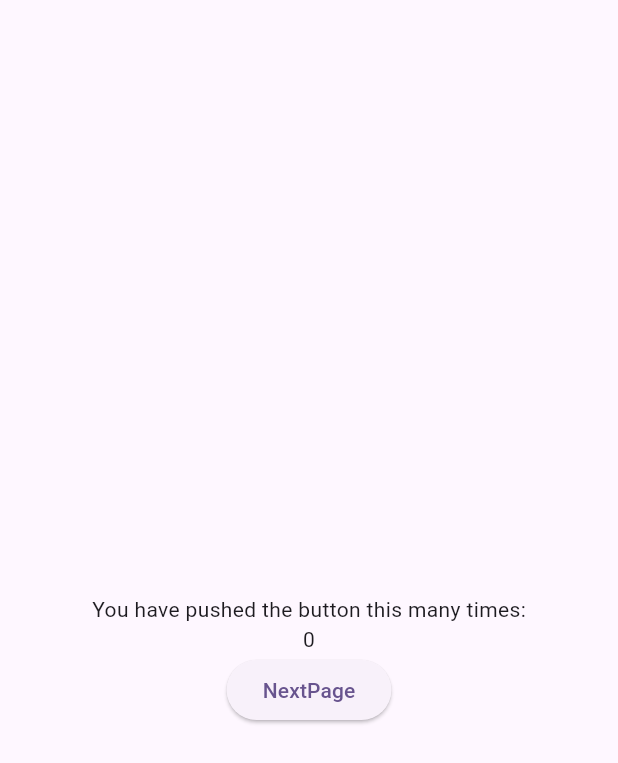
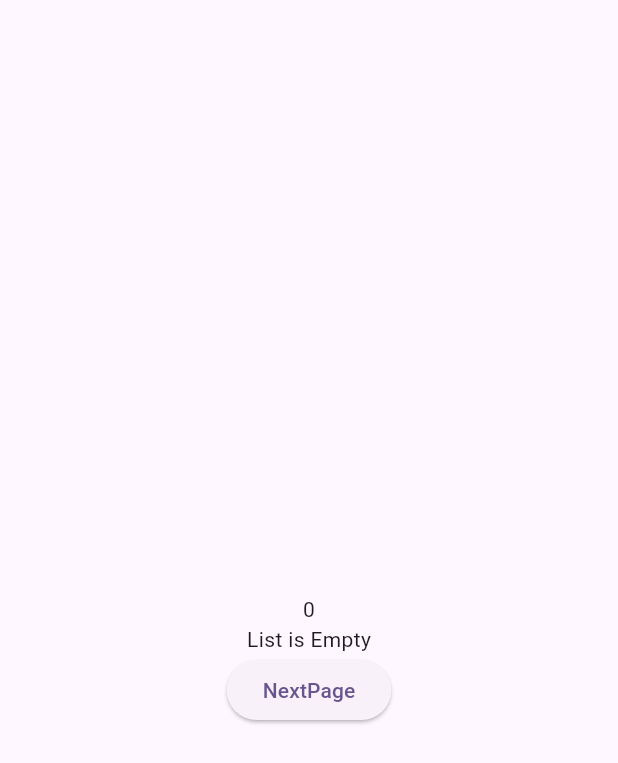
Before and after one commit to techfoon/provider, a Flutter app: the screen it shows after launch, on a phone screen of 412 x 824 dp. Shown: the top 763 px of the screen. Run offline on Flutter 3.47's test engine with Material 3 defaults, Android fonts, the light colour scheme and no system bars.

Commit message:
Provider is Done now

```diff
--- a/lib/home.dart
+++ b/lib/home.dart
@@ -1,5 +1,6 @@
 import 'package:flutter/material.dart';
 import 'package:myprovider/nextpage.dart';
+import 'package:myprovider/provider/mapprovider.dart';
 import 'package:myprovider/provider/myprovider.dart';
 import 'package:provider/provider.dart';
 
@@ -13,22 +14,33 @@ class MyHomePage extends StatefulWidget {
 }
 
 class _MyHomePageState extends State<MyHomePage> {
-
+  List<Map<String, dynamic>> data = [];
 
   @override
   Widget build(BuildContext context) {
+    data = Provider.of<Mapprovider>(context).getMap();
     return Scaffold(
       appBar: AppBar(),
       body: Center(
         child: Column(
           mainAxisAlignment: MainAxisAlignment.center,
           children: [
-            const Text(
-              'You have pushed the button this many times:',
-            ),
             Text(
               '${Provider.of<myprovider>(context).getValue()}',
             ),
+            data.isNotEmpty
+                ? Expanded(
+                  child: ListView.builder(
+                      itemCount: data.length,
+                      itemBuilder: (_, index) {
+                        return ListTile(
+
+                          title:Text(data[index]['title']),
+                          subtitle:Text(data[index]['description']) ,
+                        );
+                      }),
+                )
+                : Text("List is Empty"),
             ElevatedButton(
                 onPressed: () {
                   Navigator.push(context, MaterialPageRoute(builder: (context) {
--- /dev/null
+++ b/lib/provider/mapprovider.dart
@@ -0,0 +1,18 @@
+import 'package:flutter/material.dart';
+
+//step1
+class Mapprovider extends ChangeNotifier {
+//data
+  List<Map<String, dynamic>> _mData = [];
+
+  //events
+  void addMap(Map<String, dynamic> values) {
+    _mData.add(values);
+    notifyListeners();
+  }
+
+//get
+  List<Map<String, dynamic>> getMap() {
+    return _mData;
+  }
+}
```
Also changed, not shown: lib/main.dart (+6 -4 lines), lib/nextpage.dart (+31 -25 lines).
